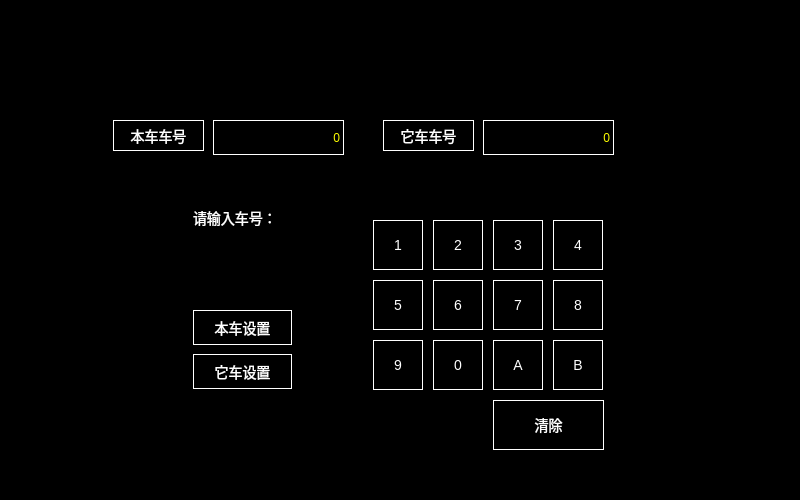
Above: settng_traincode.ui from isliulin/Plan85HMI before the change. Below: the same form after it.
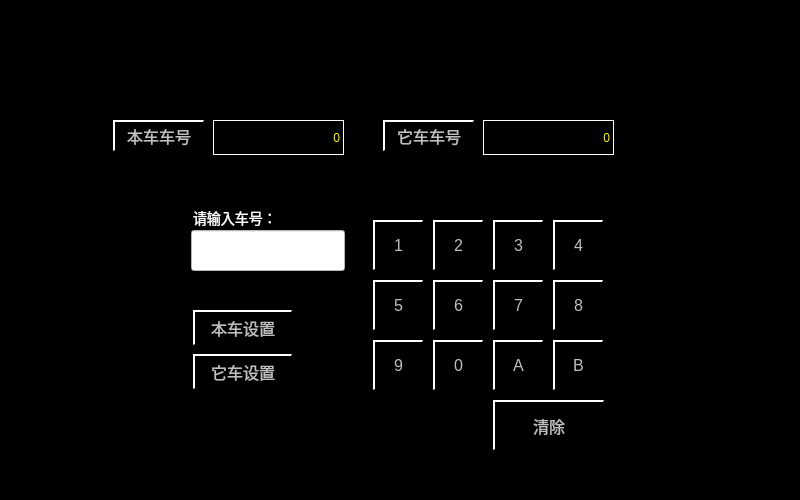
That is the form after the change.

```diff
--- a/settng_traincode.ui
+++ b/settng_traincode.ui
@@ -20,10 +20,17 @@
 }
 QPushButton
 {
-background-color:black;
-color:white;
-border:1px solid white;
-font:14px;
+font: 16px;
+color: rgb(192,192,192);
+background-color: rgb(0, 0, 0);
+border-top: 2px solid white;
+border-left: 2px solid white;
+
+}
+QLineEdit
+{
+color:black;
+background-color:white;
 }</string>
   </property>
   <widget class="QPushButton" name="Button_CurrentCarNum">
@@ -35,6 +42,16 @@
      <height>31</height>
     </rect>
    </property>
+   <property name="focusPolicy">
+    <enum>Qt::NoFocus</enum>
+   </property>
+   <property name="styleSheet">
+    <string notr="true">font: 16px;
+color: rgb(192,192,192);
+background-color: rgb(0, 0, 0);
+border-top: 2px solid white;
+border-left: 2px solid white;</string>
+   </property>
    <property name="text">
     <string>本车车号</string>
    </property>
@@ -48,6 +65,16 @@
      <height>31</height>
     </rect>
    </property>
+   <property name="focusPolicy">
+    <enum>Qt::NoFocus</enum>
+   </property>
+   <property name="styleSheet">
+    <string notr="true">font: 16px;
+color: rgb(192,192,192);
+background-color: rgb(0, 0, 0);
+border-top: 2px solid white;
+border-left: 2px solid white;</string>
+   </property>
    <property name="text">
     <string>它车车号</string>
    </property>
@@ -340,9 +367,9 @@
   <widget class="QLineEdit" name="Edit_InputCarNum">
    <property name="geometry">
     <rect>
-     <x>193</x>
+     <x>191</x>
      <y>230</y>
-     <width>141</width>
+     <width>154</width>
      <height>41</height>
     </rect>
    </property>
@@ -356,6 +383,16 @@
      <height>35</height>
     </rect>
    </property>
+   <property name="focusPolicy">
+    <enum>Qt::NoFocus</enum>
+   </property>
+   <property name="styleSheet">
+    <string notr="true">font: 16px;
+color: rgb(192,192,192);
+background-color: rgb(0, 0, 0);
+border-top: 2px solid white;
+border-left: 2px solid white;</string>
+   </property>
    <property name="text">
     <string>本车设置</string>
    </property>
@@ -369,6 +406,16 @@
      <height>35</height>
     </rect>
    </property>
+   <property name="focusPolicy">
+    <enum>Qt::NoFocus</enum>
+   </property>
+   <property name="styleSheet">
+    <string notr="true">font: 16px;
+color: rgb(192,192,192);
+background-color: rgb(0, 0, 0);
+border-top: 2px solid white;
+border-left: 2px solid white;</string>
+   </property>
    <property name="text">
     <string>它车设置</string>
    </property>
```
Left out of the diff: 3 changed lines with no effect on the pictures.
